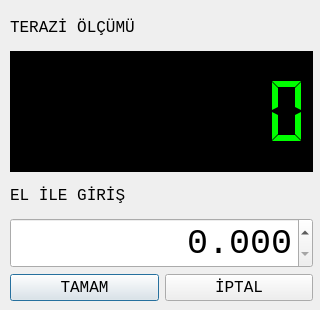
The window that kgform.ui (mamoo81/bhss) describes before a commit, drawn with Qt 5.
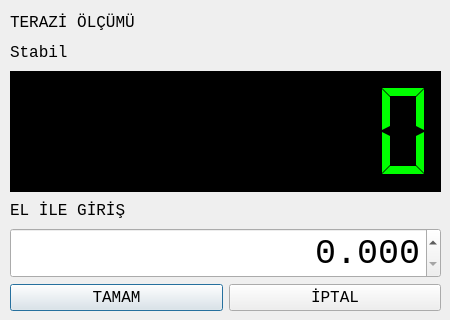
The same window after the commit. Icons and pictures are not drawn.

```diff
--- a/kgform.ui
+++ b/kgform.ui
@@ -6,20 +6,20 @@
    <rect>
     <x>0</x>
     <y>0</y>
-    <width>320</width>
-    <height>310</height>
+    <width>450</width>
+    <height>320</height>
    </rect>
   </property>
   <property name="minimumSize">
    <size>
-    <width>320</width>
-    <height>310</height>
+    <width>450</width>
+    <height>320</height>
    </size>
   </property>
   <property name="maximumSize">
    <size>
-    <width>320</width>
-    <height>310</height>
+    <width>450</width>
+    <height>320</height>
    </size>
   </property>
   <property name="font">
@@ -31,24 +31,17 @@
   <property name="windowTitle">
    <string>Kilogram giriniz</string>
   </property>
-  <widget class="QWidget" name="">
+  <widget class="QWidget" name="layoutWidget">
    <property name="geometry">
     <rect>
      <x>10</x>
      <y>10</y>
-     <width>303</width>
-     <height>291</height>
+     <width>431</width>
+     <height>301</height>
     </rect>
    </property>
    <layout class="QGridLayout" name="gridLayout">
-    <item row="0" column="0" colspan="2">
-     <widget class="QLabel" name="label_2">
-      <property name="text">
-       <string>TERAZİ ÖLÇÜMÜ</string>
-      </property>
-     </widget>
-    </item>
-    <item row="1" column="0" colspan="2">
+    <item row="2" column="0" colspan="2">
      <widget class="QLCDNumber" name="terazilcdNumber">
       <property name="minimumSize">
        <size>
@@ -84,14 +77,7 @@
       </property>
      </widget>
     </item>
-    <item row="2" column="0" colspan="2">
-     <widget class="QLabel" name="label">
-      <property name="text">
-       <string>EL İLE GİRİŞ</string>
-      </property>
-     </widget>
-    </item>
-    <item row="3" column="0" colspan="2">
+    <item row="4" column="0" colspan="2">
      <widget class="QDoubleSpinBox" name="doubleSpinBox">
       <property name="font">
        <font>
@@ -113,7 +99,7 @@
       </property>
      </widget>
     </item>
-    <item row="4" column="0">
+    <item row="5" column="0">
      <widget class="QPushButton" name="pushButton">
       <property name="text">
        <string>TAMAM</string>
@@ -133,7 +119,14 @@
       </property>
      </widget>
     </item>
-    <item row="4" column="1">
+    <item row="0" column="0" colspan="2">
+     <widget class="QLabel" name="label_2">
+      <property name="text">
+       <string>TERAZİ ÖLÇÜMÜ</string>
+      </property>
+     </widget>
+    </item>
+    <item row="5" column="1">
      <widget class="QPushButton" name="pushButton_2">
       <property name="text">
        <string>İPTAL</string>
@@ -150,6 +143,20 @@
       </property>
      </widget>
     </item>
+    <item row="3" column="0" colspan="2">
+     <widget class="QLabel" name="label">
+      <property name="text">
+       <string>EL İLE GİRİŞ</string>
+      </property>
+     </widget>
+    </item>
+    <item row="1" column="0" colspan="2">
+     <widget class="QLabel" name="Stabillabel">
+      <property name="text">
+       <string>Stabil</string>
+      </property>
+     </widget>
+    </item>
    </layout>
   </widget>
  </widget>
```
